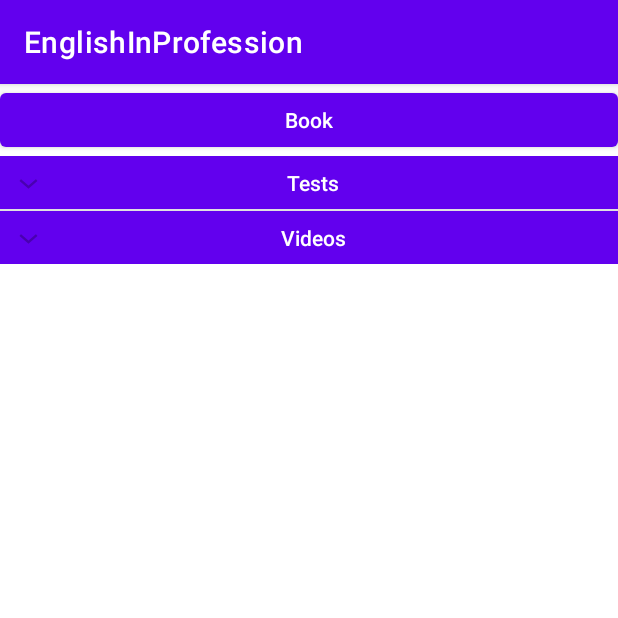
After one commit to K1770/English-in-profession, an Android app: the fragment RoadersFragment shown on its own in the app's theme, on a phone screen of 412 x 824 dp, the top half of it. The commit adds this screen. Run offline under Robolectric (Android 15) with nearby library versions, the phone set to English and light mode, and no system bars.

Commit message:
add roads builders tab

```diff
--- a/app/src/main/AndroidManifest.xml
+++ b/app/src/main/AndroidManifest.xml
@@ -17,6 +17,9 @@
             android:name=".ui.home.activity.ListViewActivity"
             android:exported="false" />
         <activity
+            android:name=".ui.roaders.RoadersVideoActivity"
+            android:exported="false" />
+        <activity
             android:name=".ui.home.activity.EnglishVocForComputerActivity"
             android:exported="false" />
         <activity
--- /dev/null
+++ b/app/src/main/java/by/vgtk/englishinprofession/ui/roaders/RoadersFragment.java
@@ -0,0 +1,129 @@
+package by.vgtk.englishinprofession.ui.roaders;
+
+import androidx.fragment.app.Fragment;
+
+import android.content.Intent;
+import android.os.Bundle;
+import android.view.LayoutInflater;
+import android.view.View;
+import android.view.ViewGroup;
+import android.widget.BaseExpandableListAdapter;
+import android.widget.Button;
+import android.widget.ExpandableListView;
+import android.widget.TextView;
+
+import androidx.annotation.NonNull;
+import androidx.lifecycle.ViewModelProvider;
+
+import by.vgtk.englishinprofession.R;
+import by.vgtk.englishinprofession.databinding.FragmentRoadersBinding;
+import by.vgtk.englishinprofession.ui.home.HomeFragment;
+import by.vgtk.englishinprofession.ui.home.activity.ListViewActivity;
+
+
+public class RoadersFragment extends Fragment {
+
+    private FragmentRoadersBinding binding;
+
+    public View onCreateView(@NonNull LayoutInflater inflater,
+                             ViewGroup container, Bundle savedInstanceState) {
+
+        binding = FragmentRoadersBinding.inflate(inflater, container, false);
+        View root = binding.getRoot();
+
+        ExpandableListView elv = (ExpandableListView) root.findViewById(R.id.expListViewEICO);
+        elv.setAdapter(new RoadersFragment.RoadersExpandableList());
+
+        elv.setOnChildClickListener(new ExpandableListView.OnChildClickListener() {
+            @Override
+            public boolean onChildClick(ExpandableListView parent, View v,
+                                        int groupPosition, int childPosition, long id) {
+                String position = String.valueOf(groupPosition) + String.valueOf(childPosition);
+                Intent intent=new Intent(getContext(), RoadersVideoActivity.class);
+                intent.putExtra("linkPosition", position);
+                startActivity(intent);
+                return false;
+            }
+        });
+
+        return root;
+    }
+
+    @Override
+    public void onDestroyView() {
+        super.onDestroyView();
+        binding = null;
+    }
+
+    public class RoadersExpandableList extends BaseExpandableListAdapter {
+
+        private String[] groups = {"Tests", "Videos"};
+
+        private String[][] children = {
+                {"Test1", "Test2", "Test3"},
+                {"Video1", "Video2", "Video3"}
+        };
+
+        @Override
+        public int getGroupCount() {
+            return groups.length;
+        }
+
+        @Override
+        public int getChildrenCount(int i) {
+            return children[i].length;
+        }
+
+        @Override
+        public Object getGroup(int i) {
+            return groups[i];
+        }
+
+        @Override
+        public Object getChild(int i, int i1) {
+            return children[i][i1];
+        }
+
+        @Override
+        public long getGroupId(int i) {
+            return i;
+        }
+
+        @Override
+        public long getChildId(int i, int i1) {
+            return i1;
+        }
+
+        @Override
+        public boolean hasStableIds() {
+            return true;
+        }
+
+        @Override
+        public View getGroupView(int i, boolean b, View view, ViewGroup viewGroup) {
+            if (view == null) {
+                LayoutInflater ltInflater = getLayoutInflater();
+                view = ltInflater.inflate(R.layout.group_items, null, false);
+            }
+            TextView textView = (TextView) view.findViewById(R.id.listGroupData);
+            textView.setText(getGroup(i).toString());
+            return textView;
+        }
+
+        @Override
+        public View getChildView(int i, int i1, boolean b, View view, ViewGroup viewGroup) {
+            if (view == null) {
+                LayoutInflater ltInflater = getLayoutInflater();
+                view = ltInflater.inflate(R.layout.child_items, null, false);
+            }
+            TextView textView = (TextView) view.findViewById(R.id.groupListChildItm);
+            textView.setText(getChild(i, i1).toString());
+            return textView;
+        }
+
+        @Override
+        public boolean isChildSelectable(int i, int i1) {
+            return true;
+        }
+    }
+}
--- /dev/null
+++ b/app/src/main/res/layout/fragment_roaders.xml
@@ -0,0 +1,29 @@
+<?xml version="1.0" encoding="utf-8"?>
+<androidx.constraintlayout.widget.ConstraintLayout xmlns:android="http://schemas.android.com/apk/res/android"
+    xmlns:app="http://schemas.android.com/apk/res-auto"
+    xmlns:tools="http://schemas.android.com/tools"
+    android:layout_width="match_parent"
+    android:layout_height="match_parent"
+    tools:context=".ui.roaders.RoadersFragment">
+
+    <Button
+        android:id="@+id/buttonRoadersBook"
+        android:layout_width="match_parent"
+        android:layout_height="wrap_content"
+        android:fontFamily="sans-serif-medium"
+        android:letterSpacing="0"
+        android:text="Book"
+        android:textAllCaps="false"
+        android:textSize="14sp"
+        app:layout_constraintTop_toTopOf="parent"/>
+
+
+    <ExpandableListView
+        android:id="@+id/expListViewEICO"
+        android:layout_width="match_parent"
+        android:layout_height="wrap_content"
+        app:layout_constraintTop_toBottomOf="@+id/buttonRoadersBook">
+    </ExpandableListView>
+
+
+</androidx.constraintlayout.widget.ConstraintLayout>
--- a/app/src/main/res/menu/activity_main_drawer.xml
+++ b/app/src/main/res/menu/activity_main_drawer.xml
@@ -7,5 +7,8 @@
         <item
             android:id="@+id/nav_home"
             android:title="@string/menu_ecp" />
+        <item
+            android:id="@+id/nav_roaders"
+            android:title="Road builders" />
     </group>
 </menu>
--- a/app/src/main/res/navigation/mobile_navigation.xml
+++ b/app/src/main/res/navigation/mobile_navigation.xml
@@ -18,9 +18,9 @@
         tools:layout="@layout/fragment_start" />
 
     <fragment
-        android:id="@+id/nav_monitor"
-        android:name="by.vgtk.englishinprofession.fragments.ComputerPartsFragment"
-        android:label="Monitor"
+        android:id="@+id/nav_roaders"
+        android:name="by.vgtk.englishinprofession.ui.roaders.RoadersFragment"
+        android:label="Road Builders"
         tools:layout="@layout/fragment_computer_parts" />
 
 </navigation>
```
Also changed, not shown: app/src/main/java/by/vgtk/englishinprofession/ui/roaders/RoadersVideoActivity.java (added, +65 -0 lines), app/src/main/res/layout/activity_roaders_video.xml (added, +32 -0 lines), app/src/main/res/layout/fragment_computer_parts.xml (+11 -12 lines).
